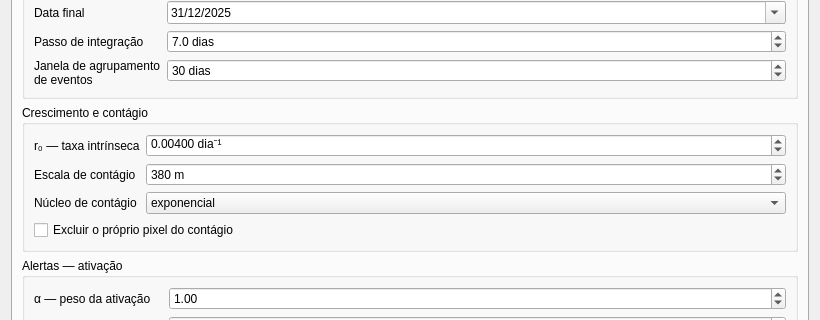
The window that risco_garimpo/ui/main_dialog_base.ui (GabMagalhaes/garimpo-risk-plugin) describes before a commit, drawn with Qt 5; both pictures show x 0 to 820 and y 103 to 423 of the 820 by 827 pixel window.
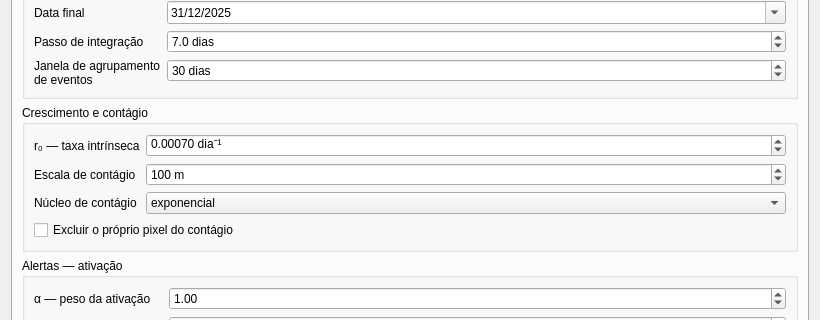
The same window after the commit. The open tabs and pages were chosen to show the change.

Diff of the .ui file:
```diff
--- a/risco_garimpo/ui/main_dialog_base.ui
+++ b/risco_garimpo/ui/main_dialog_base.ui
@@ -362,8 +362,8 @@
 <property name="decimals"><number>5</number></property>
 <property name="minimum"><double>0.0</double></property>
 <property name="maximum"><double>1.0</double></property>
-<property name="singleStep"><double>0.001</double></property>
-<property name="value"><double>0.004</double></property>
+<property name="singleStep"><double>0.0001</double></property>
+<property name="value"><double>0.0007</double></property>
 <property name="suffix"><string> dia⁻¹</string></property>
 </widget>
 </item>
@@ -381,7 +381,7 @@
 <property name="minimum"><double>10.0</double></property>
 <property name="maximum"><double>20000.0</double></property>
 <property name="singleStep"><double>50.0</double></property>
-<property name="value"><double>380.0</double></property>
+<property name="value"><double>100.0</double></property>
 <property name="suffix"><string> m</string></property>
 </widget>
 </item>
```
Left out of the diff: 10 changed lines with no effect on the pictures.
